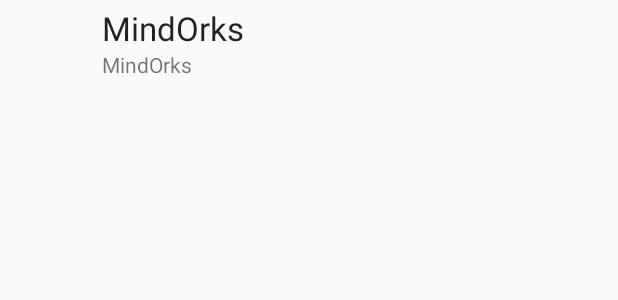
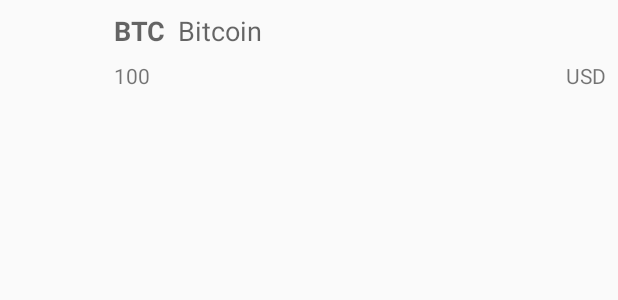
Before and after one commit to NguyenLuongMyHa/Coin, an Android app: the layout item_coin.xml on its own in the app's theme, with its tools: preview values and no code run, on a phone screen of 412 x 824 dp. Shown: the top 300 px of the screen. Run offline under Robolectric (Android 15) with nearby library versions, the phone set to English and light mode, and no system bars.

Commit message:
general update

```diff
--- a/app/build.gradle
+++ b/app/build.gradle
@@ -41,7 +41,7 @@ dependencies {
     implementation "org.jetbrains.kotlinx:kotlinx-coroutines-core:1.3.7"
     implementation "org.jetbrains.kotlinx:kotlinx-coroutines-android:1.3.7"
     implementation 'com.github.bumptech.glide:glide:4.11.0'
-
+    annotationProcessor 'com.github.bumptech.glide:compiler:4.11.0'
     implementation "androidx.lifecycle:lifecycle-extensions:2.2.0"
     implementation "androidx.lifecycle:lifecycle-livedata-ktx:2.3.0-alpha07"
     implementation "androidx.lifecycle:lifecycle-viewmodel-ktx:2.2.0"
--- a/app/src/main/AndroidManifest.xml
+++ b/app/src/main/AndroidManifest.xml
@@ -1,6 +1,7 @@
 <?xml version="1.0" encoding="utf-8"?>
 <manifest xmlns:android="http://schemas.android.com/apk/res/android"
     package="com.myha.coin">
+    <uses-permission android:name="android.permission.INTERNET" />
 
     <application
         android:allowBackup="true"
--- a/app/src/main/java/com/myha/coin/data/model/CoinResponseData.kt
+++ b/app/src/main/java/com/myha/coin/data/model/CoinResponseData.kt
@@ -4,5 +4,9 @@ import com.google.gson.annotations.SerializedName
 
 data class CoinResponseData(
     @SerializedName("coins")
-    val coins: List<Coin>
+    val coins: List<Coin>,
+    @SerializedName("coin")
+    val coin: Coin,
+    @SerializedName("base")
+    val base: CoinBase
 )
--- a/app/src/main/res/layout/item_coin.xml
+++ b/app/src/main/res/layout/item_coin.xml
@@ -1,16 +1,34 @@
 <?xml version="1.0" encoding="utf-8"?>
-<androidx.constraintlayout.widget.ConstraintLayout android:id="@+id/container"
-xmlns:android="http://schemas.android.com/apk/res/android"
+<androidx.constraintlayout.widget.ConstraintLayout xmlns:android="http://schemas.android.com/apk/res/android"
     xmlns:app="http://schemas.android.com/apk/res-auto"
     xmlns:tools="http://schemas.android.com/tools"
+    android:id="@+id/container"
     android:layout_width="match_parent"
-android:layout_height="60dp"
+    android:layout_height="wrap_content"
     tools:context=".ui.main.view.MainActivity">
 
+    <androidx.appcompat.widget.AppCompatTextView
+        android:id="@+id/tv_coin_symbol"
+        style="@style/TextAppearance.AppCompat.Medium"
+        android:layout_width="0dp"
+        android:layout_height="wrap_content"
+        android:layout_marginStart="8dp"
+        android:layout_marginLeft="8dp"
+        android:layout_marginTop="8dp"
+        android:textStyle="bold"
+        app:layout_constraintBottom_toBottomOf="@+id/tv_coin_name"
+        app:layout_constraintStart_toEndOf="@+id/img_coin"
+        app:layout_constraintTop_toTopOf="parent"
+        tools:text="BTC" />
+
     <ImageView
-    android:id="@+id/imageViewAvatar"
+        android:id="@+id/img_coin"
         android:layout_width="60dp"
         android:layout_height="0dp"
+        android:layout_marginStart="8dp"
+        android:layout_marginLeft="8dp"
+        android:layout_marginTop="8dp"
+        android:layout_marginBottom="8dp"
         android:padding="4dp"
         app:layout_constraintBottom_toBottomOf="parent"
         app:layout_constraintStart_toStartOf="parent"
@@ -18,24 +36,46 @@ tools:context=".ui.main.view.MainActivity">
         tools:ignore="contentDescription" />
 
     <androidx.appcompat.widget.AppCompatTextView
-    android:id="@+id/textViewUserName"
-    style="@style/TextAppearance.AppCompat.Large"
+        android:id="@+id/tv_coin_name"
+        style="@style/TextAppearance.AppCompat.Medium"
         android:layout_width="0dp"
         android:layout_height="wrap_content"
         android:layout_marginStart="8dp"
-    android:layout_marginTop="4dp"
+        android:layout_marginLeft="8dp"
+        android:layout_marginTop="8dp"
+        android:layout_marginEnd="8dp"
+        android:layout_marginRight="8dp"
+        android:layout_marginBottom="4dp"
+        app:layout_constraintBottom_toTopOf="@+id/tv_coin_price"
         app:layout_constraintEnd_toEndOf="parent"
-    app:layout_constraintStart_toEndOf="@+id/imageViewAvatar"
+        app:layout_constraintStart_toEndOf="@+id/tv_coin_symbol"
         app:layout_constraintTop_toTopOf="parent"
-    tools:text="MindOrks" />
+        tools:text="Bitcoin" />
 
     <androidx.appcompat.widget.AppCompatTextView
-    android:id="@+id/textViewUserEmail"
+        android:id="@+id/tv_coin_price"
         android:layout_width="0dp"
         android:layout_height="wrap_content"
-    app:layout_constraintEnd_toEndOf="parent"
-    app:layout_constraintStart_toStartOf="@+id/textViewUserName"
-    app:layout_constraintTop_toBottomOf="@+id/textViewUserName"
-    tools:text="MindOrks" />
+        android:layout_marginStart="8dp"
+        android:layout_marginLeft="8dp"
+        android:layout_marginTop="4dp"
+        android:layout_marginEnd="8dp"
+        android:layout_marginRight="8dp"
+        android:layout_marginBottom="8dp"
+        app:layout_constraintBottom_toBottomOf="parent"
+        app:layout_constraintEnd_toStartOf="@+id/tv_base_symbol"
+        app:layout_constraintStart_toEndOf="@+id/img_coin"
+        app:layout_constraintTop_toBottomOf="@+id/tv_coin_name"
+        tools:text="100" />
+
+    <TextView
+        android:id="@+id/tv_base_symbol"
+        android:layout_width="wrap_content"
+        android:layout_height="wrap_content"
+        android:layout_marginEnd="8dp"
+        android:layout_marginRight="8dp"
+        android:text="USD"
+        app:layout_constraintBottom_toBottomOf="@+id/tv_coin_price"
+        app:layout_constraintEnd_toEndOf="parent" />
 
 </androidx.constraintlayout.widget.ConstraintLayout>
```
Also changed, not shown: app/src/main/java/com/myha/coin/data/model/Coin.kt (+10 -7 lines), app/src/main/java/com/myha/coin/data/model/CoinBase.kt (added, +10 -0 lines), app/src/main/java/com/myha/coin/ui/main/adapter/MainAdapter.kt (+26 -7 lines), app/src/main/java/com/myha/coin/ui/main/view/MainActivity.kt (+5 -3 lines), app/src/main/res/layout/activity_main.xml (+21 -3 lines). Lines whose indentation alone changed are shown as unchanged.
